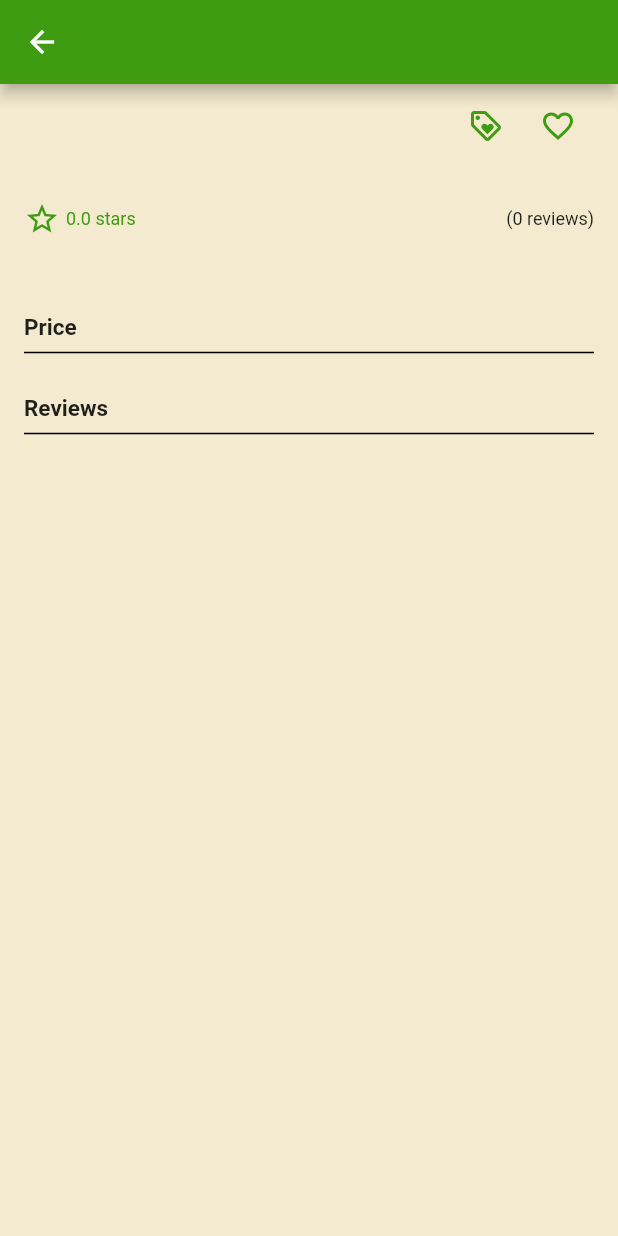
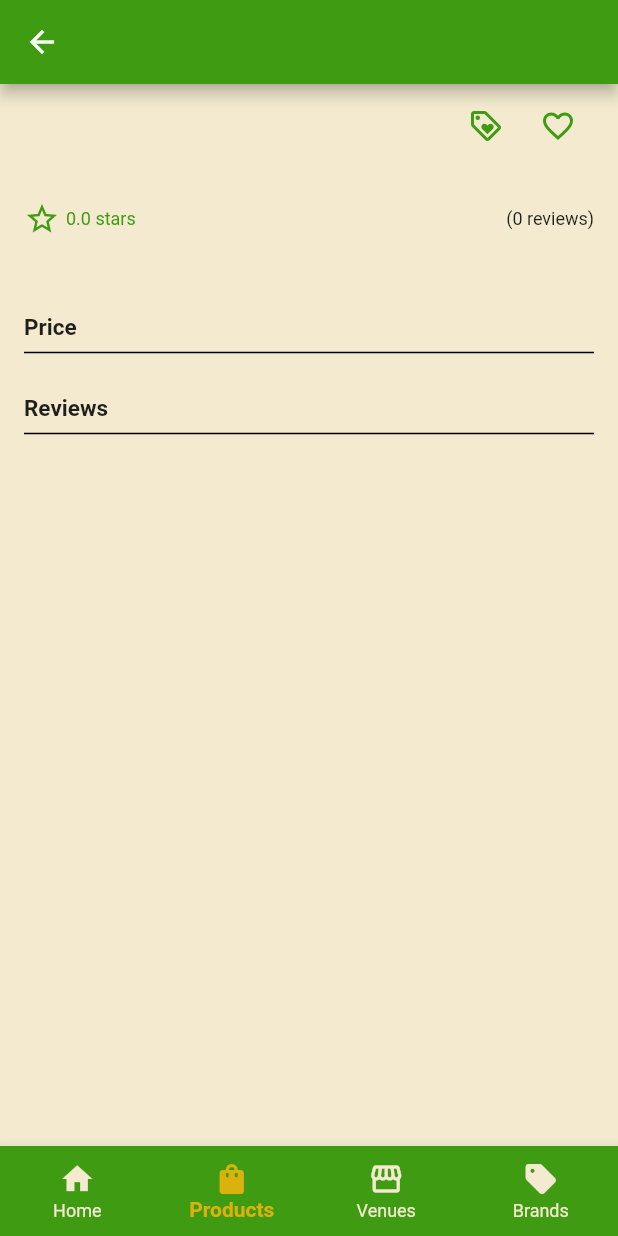
Before and after one commit to jfrazier1519/digital-marketing-demo, a Flutter app: the ProductDetailsScreen screen opened directly with empty values, on a phone screen of 412 x 824 dp. Run offline on Flutter 3.47's test engine with Material 2 defaults, Android fonts, the phone set to English and light mode, and no system bars; our stand-ins replace bloc, expandable_text, flutter_bloc, loading_indicator; accounts and stored records are empty.

Commit message:
feat(productDetails): added nav bar

```diff
--- a/reefer_review_mobile/lib/presentation/products_screen/products_details_screen/products_details_screen.dart
+++ b/reefer_review_mobile/lib/presentation/products_screen/products_details_screen/products_details_screen.dart
@@ -1,16 +1,23 @@
 import 'package:flutter/material.dart';
 import 'package:flutter_bloc/flutter_bloc.dart';
 import 'package:reefer_review_mobile/repositories/review_repository/fake_review_repository_impl.dart';
-import 'package:reefer_review_mobile/repositories/review_repository/review_repository.dart';
 
 import '../../../bloc/review_bloc/review_bloc.dart';
 import '../../../data/models/product/product.dart';
 import '../../review/product_review_widget.dart';
+import '../../shared/bottom_nav_bar.dart';
 
-class ProductDetailsScreen extends StatelessWidget {
+class ProductDetailsScreen extends StatefulWidget {
   final Product product;
 
   const ProductDetailsScreen({required this.product});
+
+  @override
+  _ProductDetailsScreenState createState() => _ProductDetailsScreenState();
+}
+
+class _ProductDetailsScreenState extends State<ProductDetailsScreen> {
+  int _currentIndex = 1;
 
   @override
   Widget build(BuildContext context) {
@@ -18,32 +25,27 @@ class ProductDetailsScreen extends StatelessWidget {
 
     return BlocProvider(
       create: (context) => ReviewBloc(FakeReviewRepository())
-        ..add(FetchReviewsForProduct(product.productId)),
+        ..add(FetchReviewsForProduct(widget.product.productId)),
       child: Scaffold(
         appBar: AppBar(),
         body: ListView(children: [
-            // Product Image
-            if (product.image.isNotEmpty)
+          if (widget.product.image.isNotEmpty)
             Container(
-                height: 150.0, // Set the desired height here
-                child: Image.asset(product.image, fit: BoxFit.cover),
+              height: 150.0,
+              child: Image.asset(widget.product.image, fit: BoxFit.cover),
             ),
-
-            // The rest of the content should be wrapped with Padding for consistent design.
           Padding(
             padding: EdgeInsets.fromLTRB(16.0, 4.0, 16.0, 16.0),
             child: Column(
-                crossAxisAlignment:
-                    CrossAxisAlignment.start, // Ensures left alignment
+              crossAxisAlignment: CrossAxisAlignment.start,
               children: [
-                  // Product Name and Icons
                 Row(
                   mainAxisAlignment: MainAxisAlignment.spaceBetween,
                   children: [
                     Text(
-                        product.name,
-                        style: TextStyle(
-                            fontSize: 22, fontWeight: FontWeight.bold),
+                      widget.product.name,
+                      style:
+                          TextStyle(fontSize: 22, fontWeight: FontWeight.bold),
                     ),
                     Row(
                       children: [
@@ -61,16 +63,11 @@ class ProductDetailsScreen extends StatelessWidget {
                     ),
                   ],
                 ),
-
-                  // Product Category
                 Text(
-                    product.category,
+                  widget.product.category,
                   style: TextStyle(color: colorScheme.primary),
                 ),
-
                 SizedBox(height: 10),
-
-                  // Star Rating and Review Count
                 Row(
                   mainAxisAlignment: MainAxisAlignment.spaceBetween,
                   children: [
@@ -79,40 +76,35 @@ class ProductDetailsScreen extends StatelessWidget {
                         Icon(Icons.star_border, color: colorScheme.primary),
                         SizedBox(width: 4),
                         Text(
-                            "${product.rating} stars",
+                          "${widget.product.rating} stars",
                           style: TextStyle(
                               color: colorScheme.primary, fontSize: 12),
-                          )
+                        ),
                       ],
                     ),
                     Text(
-                        "(${product.reviewCount} reviews)",
+                      "(${widget.product.reviewCount} reviews)",
                       style: TextStyle(fontSize: 12),
-                      )
+                    ),
                   ],
                 ),
                 SizedBox(height: 15),
-
-                  // Product Description
                 Text(
-                    product.description,
-                    style: TextStyle(
-                        color: colorScheme.onSurface.withOpacity(0.7)),
+                  widget.product.description,
+                  style:
+                      TextStyle(color: colorScheme.onSurface.withOpacity(0.7)),
                 ),
                 SizedBox(height: 20),
-
                 // Price
                 Text(
                   "Price",
                   style: TextStyle(fontSize: 15, fontWeight: FontWeight.bold),
                 ),
                 Divider(thickness: 1, color: Colors.black),
-
-                  // Product Prices
                 Wrap(
                   alignment: WrapAlignment.start,
                   spacing: 10.0,
-                    children: product.prices.map((price) {
+                  children: widget.product.prices.map((price) {
                     return ConstrainedBox(
                       constraints: BoxConstraints(
                         maxWidth: 60.0,
@@ -137,14 +129,11 @@ class ProductDetailsScreen extends StatelessWidget {
                   }).toList(),
                 ),
                 SizedBox(height: 20),
-
-                  // Reviews Title
                 Text(
                   "Reviews",
                   style: TextStyle(fontSize: 15, fontWeight: FontWeight.bold),
                 ),
                 Divider(thickness: 1, color: Colors.black),
-
                 BlocBuilder<ReviewBloc, ReviewState>(
                   builder: (context, state) {
                     if (state is ReviewLoading) {
@@ -152,10 +141,8 @@ class ProductDetailsScreen extends StatelessWidget {
                     } else if (state is ReviewsLoaded) {
                       return ListView.builder(
                         itemCount: state.reviews.length,
-                          shrinkWrap:
-                              true, // Essential for inside another ListView
-                          physics:
-                              NeverScrollableScrollPhysics(), // To prevent nested scrolling
+                        shrinkWrap: true,
+                        physics: NeverScrollableScrollPhysics(),
                         itemBuilder: (context, index) =>
                             ProductReviewWidget(review: state.reviews[index]),
                       );
@@ -166,8 +153,17 @@ class ProductDetailsScreen extends StatelessWidget {
                 ),
               ],
             ),
-            )
-          ])),
+          ),
+        ]),
+        bottomNavigationBar: BottomNavBar(
+          currentIndex: _currentIndex,
+          onTap: (index) {
+            setState(() {
+              _currentIndex = index;
+            });
+          },
+        ),
+      ),
     );
   }
 }
```
Lines whose indentation alone changed are shown as unchanged.
